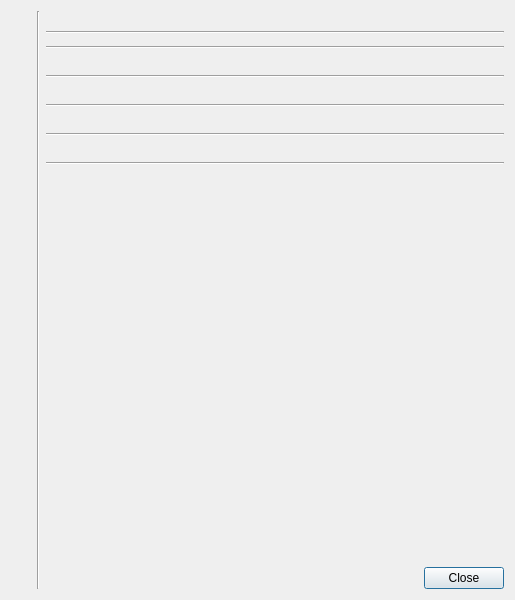
Old version of the form src/aboutdialog.ui in the repository jonaski/sqlrestore.
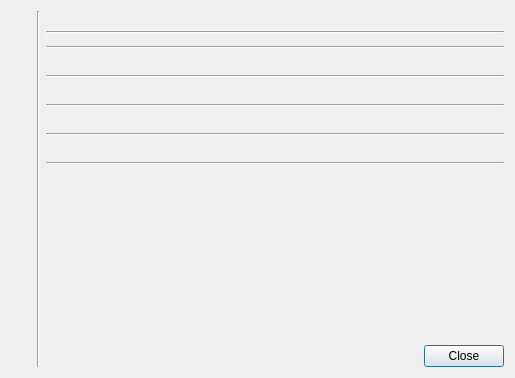
New version of the form. Icons and pictures are not drawn.

Commit message: Minor fixes to about dialog

```diff
--- a/src/aboutdialog.ui
+++ b/src/aboutdialog.ui
@@ -7,7 +7,7 @@
     <x>0</x>
     <y>0</y>
     <width>515</width>
-    <height>600</height>
+    <height>378</height>
    </rect>
   </property>
   <property name="minimumSize">
@@ -300,6 +300,9 @@
          <property name="orientation">
           <enum>Qt::Vertical</enum>
          </property>
+         <property name="sizeType">
+          <enum>QSizePolicy::MinimumExpanding</enum>
+         </property>
          <property name="sizeHint" stdset="0">
           <size>
            <width>0</width>
```
The commit also changes 1 other file.
